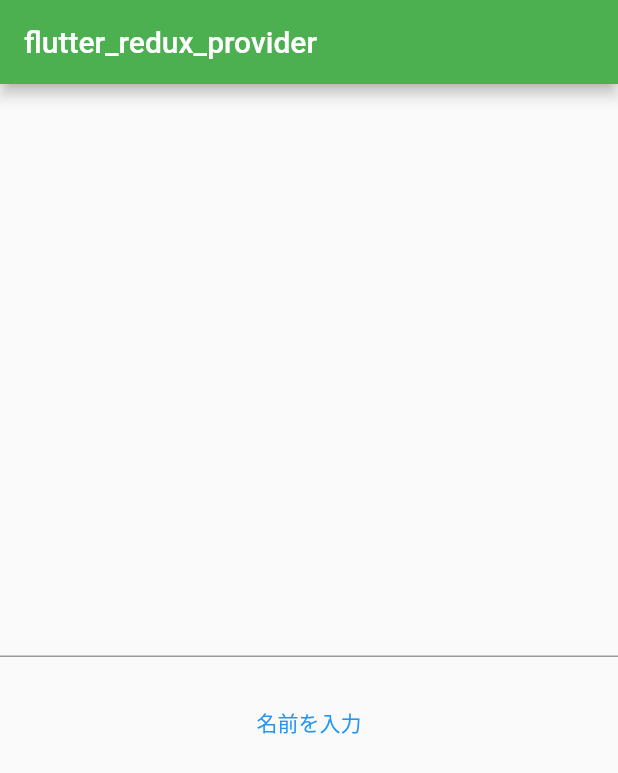
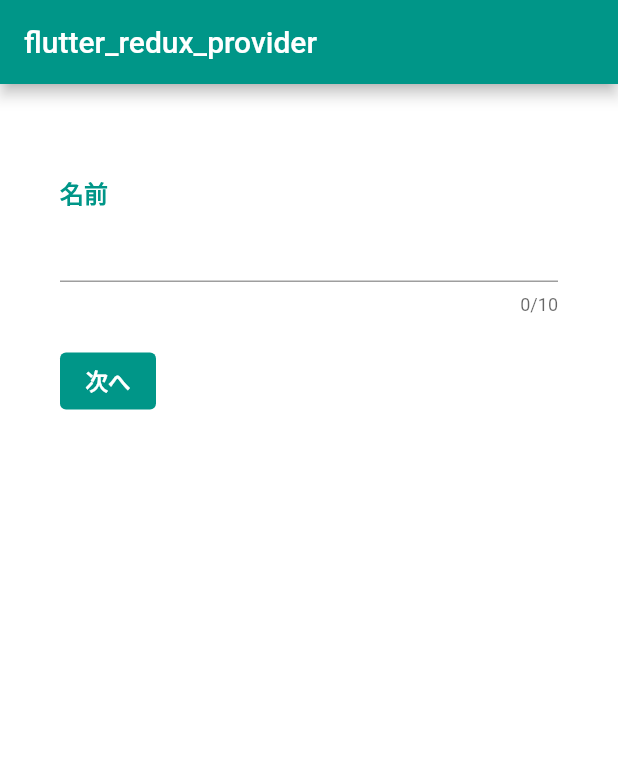
Before and after one commit to EigoAkita/flutter_redux_provider, a Flutter app: the screen it shows after launch, on a phone screen of 412 x 824 dp. Shown: the top 773 px of the screen. Run offline on Flutter 3.47's test engine with Material 2 defaults, Android fonts, the phone set to English and light mode, and no system bars; our stand-ins replace flutter_redux, redux.

Commit message:
各画面作成

```diff
--- a/lib/main.dart
+++ b/lib/main.dart
@@ -2,6 +2,9 @@ import 'package:flutter/material.dart';
 import 'package:flutter_redux_provider/notifier/my_app_view_model.dart';
 import 'package:flutter_redux_provider/redux/reducer.dart';
 import 'package:flutter_redux_provider/redux/state.dart';
+import 'package:flutter_redux_provider/view/user_add_hobby_etc_page.dart';
+import 'package:flutter_redux_provider/view/user_add_name_etc_page.dart';
+import 'package:flutter_redux_provider/view/user_add_profile_image_page.dart';
 import 'package:provider/provider.dart';
 import 'package:redux/redux.dart';
 import 'package:flutter_redux/flutter_redux.dart';
@@ -15,9 +18,6 @@ class MyApp extends StatelessWidget {
   @override
   Widget build(BuildContext context) {
     return MaterialApp(
-      theme: ThemeData(
-        primarySwatch: Colors.blue,
-      ),
       home: StoreProvider(
         store: Store<AppState>(
           appReducer,
@@ -38,11 +38,11 @@ class MyHomePage extends StatelessWidget {
   @override
   Widget build(BuildContext context) {
     final model = Provider.of<MyAppViewModel>(context);
-    final controller = TextEditingController();
+    final pageController = PageController(initialPage: 0, keepPage: true);
 
     return Scaffold(
         appBar: AppBar(
-        backgroundColor: Colors.green,
+          backgroundColor: Colors.teal,
           title: Text(
             'flutter_redux_provider',
             style: TextStyle(
@@ -50,26 +50,16 @@ class MyHomePage extends StatelessWidget {
             ),
           ),
         ),
-      body: Center(
-        child: Column(
-          mainAxisAlignment: MainAxisAlignment.center,
-          children: <Widget>[
-            Text('${model.name}'),
-            TextField(
-              controller: controller,
-            ),
-            Padding(
-              padding: EdgeInsets.only(top: 20.0),
-              child: TextButton(
-                onPressed: () {
-                  model.addName(name: controller.text);
+        body: PageView(
+          controller: pageController,
+          onPageChanged: (int index) {
+            model.currrentIndex = index;
           },
-                child: Text('名前を入力'),
-              ),
-            ),
+          children: [
+            UserAddNameEtcPage(),
+            UserAddHobbyEtcPage(),
+            UserAddProfileImagePage(),
           ],
-        ),
-      ),
-    );
+        ));
   }
 }
--- a/lib/notifier/my_app_view_model.dart
+++ b/lib/notifier/my_app_view_model.dart
@@ -21,4 +21,12 @@ class MyAppViewModel extends ChangeNotifier {
     store.onChange.listen((event) => this.name = event.name!);
     notifyListeners();
   }
+
+  void addAge() {}
+
+  void currentIndex({@required int? index}) {
+    store.dispatch(CurrentIndex(index!));
+    store.onChange.listen((event) => this.currrentIndex = event.currentIndex!);
+    notifyListeners();
+  }
 }
--- a/lib/redux/state.dart
+++ b/lib/redux/state.dart
@@ -5,7 +5,7 @@ class AppState {
   final String? prefectures;
   final String? hobby;
   final String? profileImage;
-  final int? currentIndex;
+  int? currentIndex;
 
   AppState({
     this.name,
--- /dev/null
+++ b/lib/view/user_add_hobby_etc_page.dart
@@ -0,0 +1,19 @@
+import 'package:flutter/material.dart';
+import 'package:flutter_redux_provider/notifier/my_app_view_model.dart';
+import 'package:provider/provider.dart';
+
+class UserAddHobbyEtcPage extends StatelessWidget {
+  @override
+  Widget build(BuildContext context) {
+    final model = Provider.of<MyAppViewModel>(context, listen: false);
+    final controller = TextEditingController();
+
+    return ChangeNotifierProvider<MyAppViewModel>(
+      create: (context) => MyAppViewModel(),
+      child: Container(
+        color: Colors.white,
+        child: Text('都道府県&趣味'),
+      ),
+    );
+  }
+}
--- /dev/null
+++ b/lib/view/user_add_name_etc_page.dart
@@ -0,0 +1,76 @@
+import 'package:flutter/material.dart';
+import 'package:flutter_redux_provider/notifier/my_app_view_model.dart';
+import 'package:provider/provider.dart';
+
+class UserAddNameEtcPage extends StatelessWidget {
+  @override
+  Widget build(BuildContext context) {
+    final model = Provider.of<MyAppViewModel>(context, listen: false);
+    final controller = TextEditingController();
+    final defaultTextTheme = Theme.of(context).textTheme;
+    final titleStyle = defaultTextTheme.subtitle1?.copyWith(
+      fontWeight: FontWeight.bold,
+      color: Colors.teal,
+    );
+
+    return ChangeNotifierProvider<MyAppViewModel>(
+      create: (context) => MyAppViewModel(),
+      child: Container(
+        width: double.infinity,
+        color: Colors.white,
+        child: Padding(
+          padding: const EdgeInsets.all(10),
+          child: Padding(
+            padding: const EdgeInsets.symmetric(horizontal: 30),
+            child: Column(
+              crossAxisAlignment: CrossAxisAlignment.start,
+              children: <Widget>[
+                SizedBox(
+                  height: 50,
+                ),
+                Text('名前', style: titleStyle),
+                TextFormField(
+                  controller: controller,
+                  cursorColor: Colors.grey,
+                  maxLength: 10,
+                  autovalidateMode: AutovalidateMode.onUserInteraction,
+                ),
+                Padding(
+                  padding: EdgeInsets.only(top: 20),
+                  child: Row(
+                    children: <Widget>[
+                      TextButton(
+                        style: ButtonStyle(
+                            backgroundColor:
+                                MaterialStateProperty.all<Color>(Colors.teal)),
+                        onPressed: () {
+                          model.addName(name: controller.text);
+                          print('${model.store!.state.name}');
+                        },
+                        child: Text(
+                          '次へ',
+                          style: TextStyle(
+                            color: Colors.white,
+                            fontSize: 15,
+                            fontWeight: FontWeight.bold,
+                          ),
+                        ),
+                      ),
+                      SizedBox(
+                        width: 10,
+                      ),
+                      Text(
+                        '${model.store!.state.name}',
+                        style: TextStyle(color: Colors.teal),
+                      ),
+                    ],
+                  ),
+                ),
+              ],
+            ),
+          ),
+        ),
+      ),
+    );
+  }
+}
--- /dev/null
+++ b/lib/view/user_add_profile_image_page.dart
@@ -0,0 +1,19 @@
+import 'package:flutter/material.dart';
+import 'package:flutter_redux_provider/notifier/my_app_view_model.dart';
+import 'package:provider/provider.dart';
+
+class UserAddProfileImagePage extends StatelessWidget {
+  @override
+  Widget build(BuildContext context) {
+    final model = Provider.of<MyAppViewModel>(context, listen: false);
+    final controller = TextEditingController();
+
+    return ChangeNotifierProvider<MyAppViewModel>(
+      create: (context) => MyAppViewModel(),
+      child: Container(
+        color: Colors.white,
+        child: Text('プロフィール写真'),
+      ),
+    );
+  }
+}
```
Lines whose indentation alone changed are shown as unchanged.
